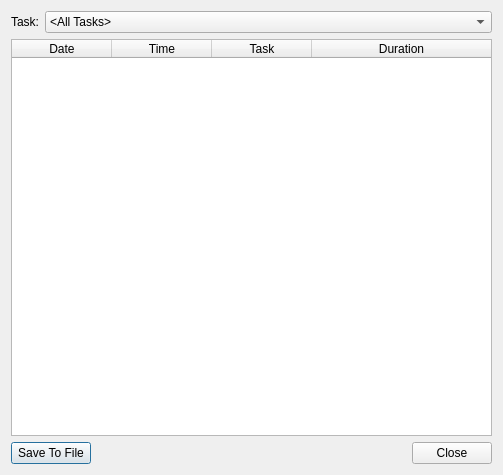
Old version of the form TaskHistoryDialog.ui in the repository priomsrb/lighttasks.
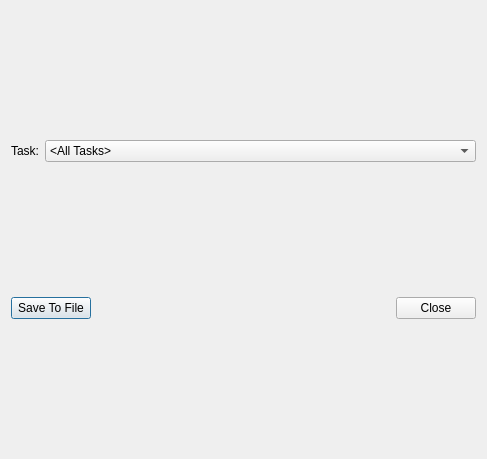
New version of the form. Icons and pictures are not drawn.

Commit message:
Improve the history table functionality
- Can now copy and paste as a table
- Move to the bottom of the table by default
- Improved the tab order

```diff
--- a/TaskHistoryDialog.ui
+++ b/TaskHistoryDialog.ui
@@ -6,8 +6,8 @@
    <rect>
     <x>0</x>
     <y>0</y>
-    <width>503</width>
-    <height>475</height>
+    <width>487</width>
+    <height>459</height>
    </rect>
   </property>
   <property name="windowTitle">
@@ -41,40 +41,11 @@
     </layout>
    </item>
    <item>
-    <widget class="QTableWidget" name="historyTable">
-     <property name="selectionMode">
-      <enum>QAbstractItemView::ContiguousSelection</enum>
+    <layout class="QVBoxLayout" name="historyTableLayout">
+     <property name="sizeConstraint">
+      <enum>QLayout::SetDefaultConstraint</enum>
      </property>
-     <attribute name="horizontalHeaderStretchLastSection">
-      <bool>true</bool>
-     </attribute>
-     <attribute name="verticalHeaderVisible">
-      <bool>false</bool>
-     </attribute>
-     <attribute name="verticalHeaderDefaultSectionSize">
-      <number>24</number>
-     </attribute>
-     <column>
-      <property name="text">
-       <string>Date</string>
-      </property>
-     </column>
-     <column>
-      <property name="text">
-       <string>Time</string>
-      </property>
-     </column>
-     <column>
-      <property name="text">
-       <string>Task</string>
-      </property>
-     </column>
-     <column>
-      <property name="text">
-       <string>Duration</string>
-      </property>
-     </column>
-    </widget>
+    </layout>
    </item>
    <item>
     <layout class="QHBoxLayout" name="horizontalLayout">
```
Left out of the diff: 9 changed lines with no effect on the pictures. The commit also changes 5 other files.
